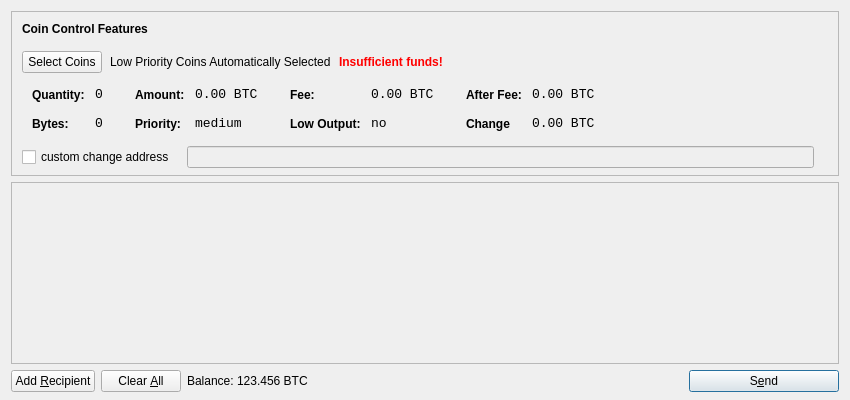
Qt form src/qt/forms/sendcoinsdialog.ui (ofeefee/fluttercoin) before a commit.
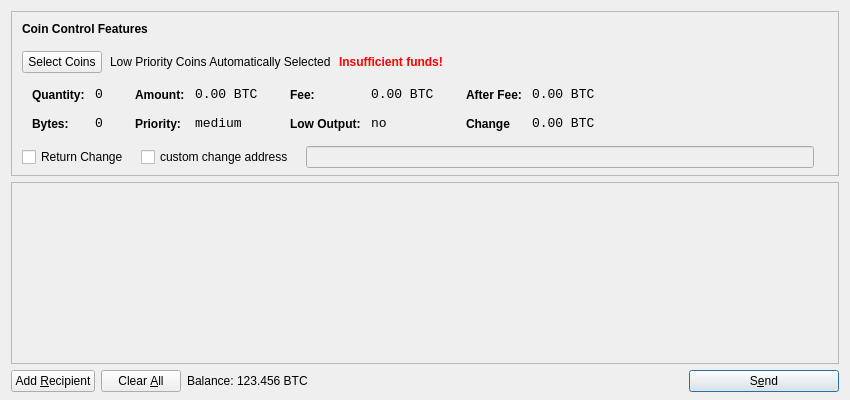
The same form after that commit. Icons and pictures are not drawn.

Commit message: Coin Control Return Change

```diff
--- a/src/qt/forms/sendcoinsdialog.ui
+++ b/src/qt/forms/sendcoinsdialog.ui
@@ -540,7 +540,7 @@
          </widget>
         </item>
         <item>
-         <layout class="QHBoxLayout" name="horizontalLayoutCoinControl4" stretch="0,0,0">
+         <layout class="QHBoxLayout" name="horizontalLayoutCoinControl4" stretch="0,0,0,0">
           <property name="spacing">
            <number>12</number>
           </property>
@@ -553,6 +553,13 @@
           <property name="rightMargin">
            <number>5</number>
           </property>
+          <item>
+           <widget class="QCheckBox" name="returnChangeCheckBox">
+            <property name="text">
+             <string>Return Change</string>
+            </property>
+           </widget>
+          </item>
           <item>
            <widget class="QCheckBox" name="checkBoxCoinControlChange">
             <property name="text">
```
The commit also changes 4 other files.
